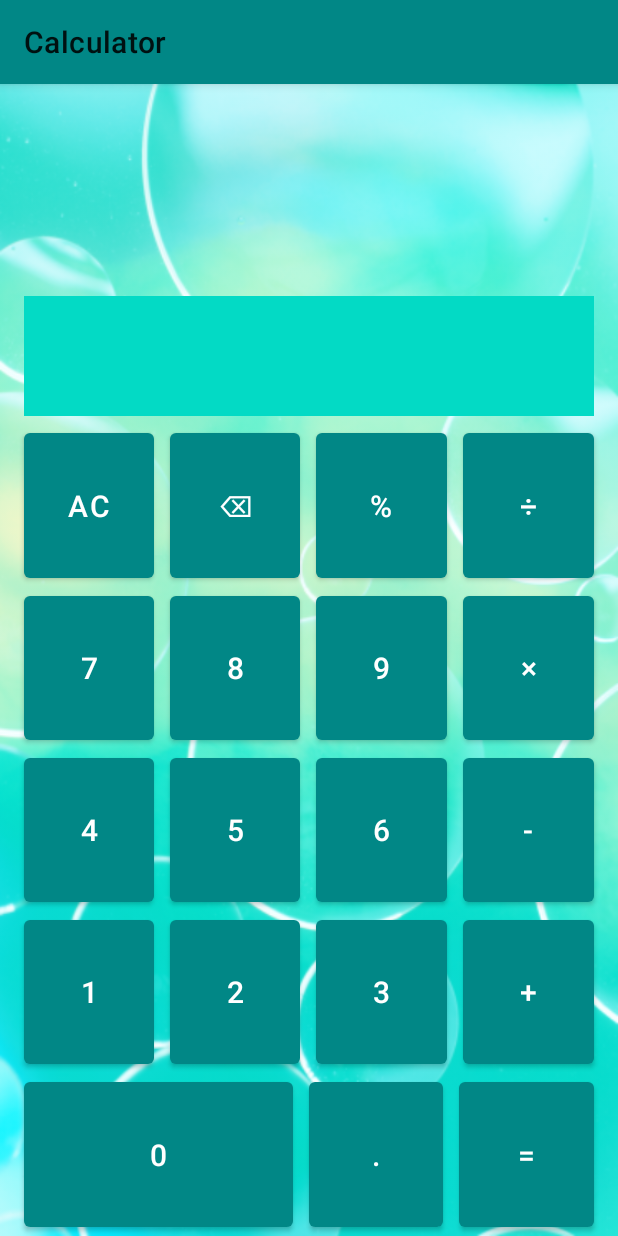
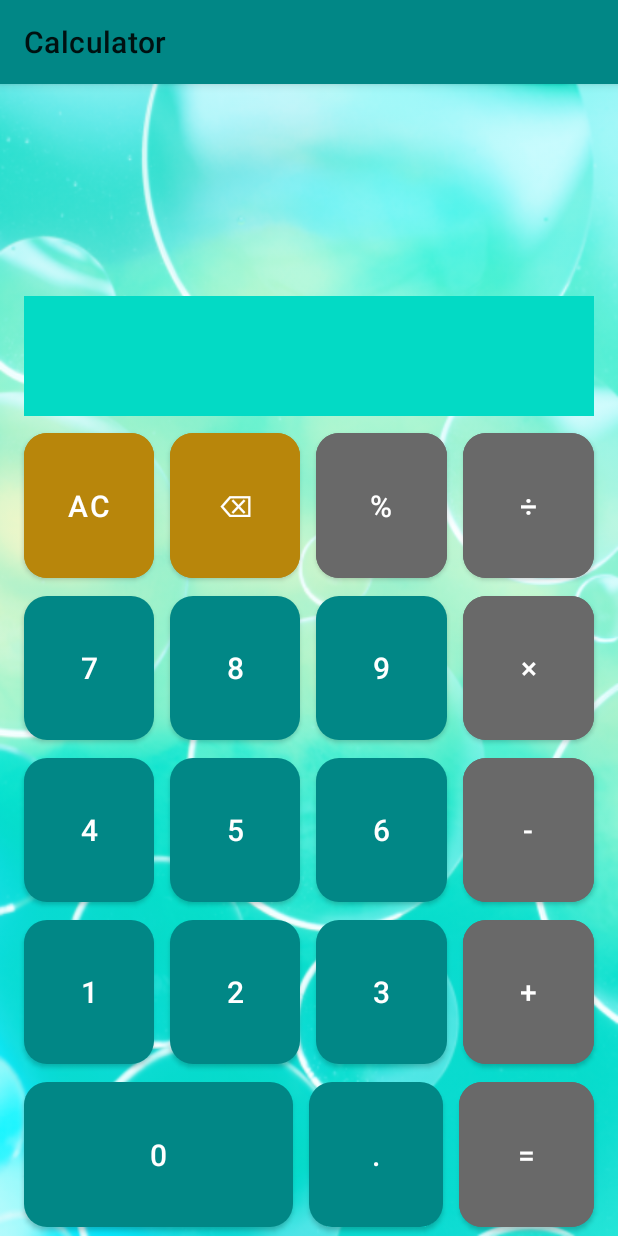
Before and after one commit to azhukov2204/Android1.Calculator, an Android app: the screen it shows after launch (MainActivity), on a phone screen of 412 x 824 dp. Run offline under Robolectric (Android 15) with nearby library versions, the phone set to English and light mode, and no system bars.

Commit message:
improved styles and fixed a bug in CalculatorProcessor

```diff
--- a/app/src/main/AndroidManifest.xml
+++ b/app/src/main/AndroidManifest.xml
@@ -8,7 +8,7 @@
         android:label="@string/app_name"
         android:roundIcon="@mipmap/ic_launcher_round"
         android:supportsRtl="true"
-        android:theme="@style/LightThemeApp">
+        android:theme="@style/ThemeApp">
         <activity android:name=".MainActivity">
             <intent-filter>
                 <action android:name="android.intent.action.MAIN" />
--- a/app/src/main/java/ru/androidlearning/calculator/CalculatorProcessor.java
+++ b/app/src/main/java/ru/androidlearning/calculator/CalculatorProcessor.java
@@ -5,7 +5,9 @@ import android.annotation.SuppressLint;
 import android.os.Build;
 import android.os.Parcel;
 import android.os.Parcelable;
+
 import androidx.annotation.RequiresApi;
+
 import java.text.DecimalFormat;
 import java.text.DecimalFormatSymbols;
 import java.util.Locale;
@@ -24,7 +26,7 @@ public class CalculatorProcessor implements Parcelable {
     private Actions currentAction;
 
     DecimalFormatSymbols symbols = new DecimalFormatSymbols(Locale.US);
-    private final DecimalFormat decimalFormat = new DecimalFormat("#.####",symbols);
+    private final DecimalFormat decimalFormat = new DecimalFormat("#.####", symbols);
 
     public CalculatorProcessor() {
         mainDisplayString = "";
@@ -147,10 +149,12 @@ public class CalculatorProcessor implements Parcelable {
                 isFirstNumberEntered = false;
             }
         } else {
-            if (firstNumberStr.endsWith(".")) {
-                isFirstNumberPointPressed = false;
+            if (!firstNumberStr.isEmpty()) {
+                if (firstNumberStr.endsWith(".")) {
+                    isFirstNumberPointPressed = false;
+                }
+                firstNumberStr = firstNumberStr.substring(0, firstNumberStr.length() - 1);
             }
-            firstNumberStr = firstNumberStr.substring(0, firstNumberStr.length() - 1);
         }
 
         mainDisplayString = String.format("%s%s%s", firstNumberStr, currentAction.getActionChar(), secondNumberStr);
--- a/app/src/main/res/layout-land/activity_main.xml
+++ b/app/src/main/res/layout-land/activity_main.xml
@@ -3,7 +3,7 @@
     android:layout_width="match_parent"
     android:layout_height="match_parent"
     android:orientation="vertical"
-    style="@style/LightThemeMainLayout">
+    style="@style/ThemeMainLayout">
 
     <TextView
         android:id="@+id/historyDisplay3"
@@ -59,7 +59,7 @@
         android:gravity="end"
         android:text=""
         android:textSize="@dimen/mainDisplayTextSize"
-        style="@style/LightThemeMainDisplay" />
+        style="@style/ThemeMainDisplay" />
 
     <include
         layout="@layout/activity_main_keyboard_table"
--- a/app/src/main/res/layout/activity_main.xml
+++ b/app/src/main/res/layout/activity_main.xml
@@ -1,9 +1,9 @@
 <?xml version="1.0" encoding="utf-8"?>
 <LinearLayout xmlns:android="http://schemas.android.com/apk/res/android"
+    style="@style/ThemeMainLayout"
     android:layout_width="match_parent"
     android:layout_height="match_parent"
-    android:orientation="vertical"
-    style="@style/LightThemeMainLayout">
+    android:orientation="vertical">
 
     <TextView
         android:id="@+id/historyDisplay3"
@@ -46,6 +46,7 @@
 
     <TextView
         android:id="@+id/mainDisplay"
+        style="@style/ThemeMainDisplay"
         android:layout_width="match_parent"
         android:layout_height="@dimen/mainDisplayHeight"
         android:layout_gravity="center"
@@ -55,8 +56,7 @@
         android:layout_marginBottom="@dimen/defaultMargin"
         android:gravity="end"
         android:text=""
-        android:textSize="@dimen/mainDisplayTextSize"
-        style="@style/LightThemeMainDisplay" />
+        android:textSize="@dimen/mainDisplayTextSize" />
 
     <include
         layout="@layout/activity_main_keyboard_table"
--- a/app/src/main/res/layout/activity_main_keyboard_table.xml
+++ b/app/src/main/res/layout/activity_main_keyboard_table.xml
@@ -4,7 +4,7 @@
     android:layout_width="match_parent"
     android:layout_height="match_parent"
     android:orientation="vertical"
-    android:theme="@style/LightThemeKeyboard"
+    android:theme="@style/ThemeKeyboard"
     android:weightSum="5">
 
     <TableRow
@@ -17,6 +17,7 @@
 
         <com.google.android.material.button.MaterialButton
             android:id="@+id/button_ac"
+            style="@style/CutButtons"
             android:layout_width="0dp"
             android:layout_height="match_parent"
             android:layout_marginStart="@dimen/marginStart"
@@ -27,6 +28,7 @@
 
         <com.google.android.material.button.MaterialButton
             android:id="@+id/button_backspace"
+            style="@style/CutButtons"
             android:layout_width="0dp"
             android:layout_height="match_parent"
             android:layout_marginStart="@dimen/defaultMargin"
@@ -36,6 +38,7 @@
 
         <com.google.android.material.button.MaterialButton
             android:id="@+id/button_percents"
+            style="@style/ActionButtons"
             android:layout_width="0dp"
             android:layout_height="match_parent"
             android:layout_marginStart="@dimen/defaultMargin"
@@ -45,6 +48,7 @@
 
         <com.google.android.material.button.MaterialButton
             android:id="@+id/button_divide"
+            style="@style/ActionButtons"
             android:layout_width="0dp"
             android:layout_height="match_parent"
             android:layout_marginStart="@dimen/defaultMargin"
@@ -89,6 +93,7 @@
 
         <com.google.android.material.button.MaterialButton
             android:id="@+id/button_multiple"
+            style="@style/ActionButtons"
             android:layout_width="0dp"
             android:layout_height="match_parent"
             android:layout_marginStart="@dimen/defaultMargin"
@@ -133,6 +138,7 @@
 
         <com.google.android.material.button.MaterialButton
             android:id="@+id/button_minus"
+            style="@style/ActionButtons"
             android:layout_width="0dp"
             android:layout_height="match_parent"
             android:layout_marginStart="@dimen/defaultMargin"
@@ -176,6 +182,7 @@
 
         <com.google.android.material.button.MaterialButton
             android:id="@+id/button_plus"
+            style="@style/ActionButtons"
             android:layout_width="0dp"
             android:layout_height="match_parent"
             android:layout_marginStart="@dimen/defaultMargin"
@@ -214,6 +221,7 @@
 
         <com.google.android.material.button.MaterialButton
             android:id="@+id/button_equals"
+            style="@style/ActionButtons"
             android:layout_width="0dp"
             android:layout_height="match_parent"
             android:layout_marginStart="@dimen/defaultMargin"
--- a/app/src/main/res/values-night/styles.xml
+++ b/app/src/main/res/values-night/styles.xml
@@ -1,25 +1,29 @@
 <?xml version="1.0" encoding="utf-8"?>
 <resources>
 
-    <style name="LightThemeApp" parent="Theme.MaterialComponents">
+    <style name="ThemeApp" parent="Theme.MaterialComponents">
         <item name="colorPrimary">@color/gray</item>
         <item name="colorPrimaryDark">@color/design_dark_default_color_background</item>
-        <item name="android:textColor">#E65C5C</item>
+        <!--<item name="android:textColor">#E65C5C</item> -->
+        <item name="android:textColor">@color/black</item>
+        <item name="colorOnPrimary">@color/black</item>
     </style>
 
-    <style name="LightThemeKeyboard">
-        <item name="android:textSize">@dimen/buttonsTextSize</item>
-        <item name="android:gravity">center</item>
+    <style name="ThemeMainDisplay">
+        <item name="android:background">@color/dark_gray</item>
     </style>
 
-    <style name="LightThemeMainDisplay">
-        <item name="android:background">@color/design_dark_default_color_background</item>
+    <style name="ThemeMainLayout">
+        <item name="android:background">@drawable/font</item>
+        <item name="android:backgroundTint">@color/black</item>
+        <item name="android:backgroundTintMode">screen</item>
+    </style>
+    <style name="CutButtons">
+        <item name="android:backgroundTint">@color/dark_gray</item>
     </style>
 
-    <style name="LightThemeMainLayout">
-        <!--<item name="android:background">@drawable/font</item> -->
-        <item name="android:backgroundTint">@color/design_dark_default_color_background</item>
-        <item name="android:backgroundTintMode">screen</item>
+    <style name="ActionButtons">
+        <item name="android:backgroundTint">@color/dark_gray</item>
     </style>
 
 </resources>
--- a/app/src/main/res/values/colors.xml
+++ b/app/src/main/res/values/colors.xml
@@ -9,4 +9,6 @@
     <color name="white">#FFFFFFFF</color>
     <color name="red">#FF0000</color>
     <color name="gray">#696969</color>
+    <color name="dark_gray">#444444</color>
+    <color name="DarkGoldenRod">#B8860B</color>
 </resources>
--- a/app/src/main/res/values/dimens.xml
+++ b/app/src/main/res/values/dimens.xml
@@ -7,4 +7,5 @@
     <dimen name="marginEnd">16dp</dimen>
     <dimen name="marginStart">16dp</dimen>
     <dimen name="defaultMargin">5dp</dimen>
+    <dimen name="cornerSize">15dp</dimen>
 </resources>
--- a/app/src/main/res/values/styles.xml
+++ b/app/src/main/res/values/styles.xml
@@ -1,22 +1,37 @@
 <?xml version="1.0" encoding="utf-8"?>
 <resources>
 
-    <style name="LightThemeApp" parent="Theme.MaterialComponents.Light">
+    <style name="ThemeApp" parent="Theme.MaterialComponents.Light">
         <item name="colorPrimary">@color/teal_700</item>
         <item name="colorPrimaryDark">@color/teal_700</item>
         <item name="android:textColor">@color/black</item>
+        <item name="colorOnPrimary">@color/white</item>
     </style>
 
-    <style name="LightThemeKeyboard">
+    <style name="ThemeKeyboard">
         <item name="android:textSize">@dimen/buttonsTextSize</item>
         <item name="android:gravity">center</item>
+        <item name="shapeAppearanceOverlay">@style/MyShapeAppearance</item>
     </style>
 
-    <style name="LightThemeMainDisplay">
+    <style name="MyShapeAppearance">
+        <item name="cornerFamily">rounded</item>
+        <item name="cornerSize">@dimen/cornerSize</item>
+    </style>
+
+    <style name="CutButtons">
+        <item name="android:backgroundTint">@color/DarkGoldenRod</item>
+    </style>
+
+    <style name="ActionButtons">
+        <item name="android:backgroundTint">@color/gray</item>
+    </style>
+
+    <style name="ThemeMainDisplay">
         <item name="android:background">@color/teal_200</item>
     </style>
 
-    <style name="LightThemeMainLayout">
+    <style name="ThemeMainLayout">
         <item name="android:background">@drawable/font</item>
         <item name="android:backgroundTint">@color/teal_200</item>
         <item name="android:backgroundTintMode">screen</item>
```
Also changed, not shown: app/src/main/res/drawable-night/font.png, app/src/main/res/drawable-night/font2.png (deleted).
